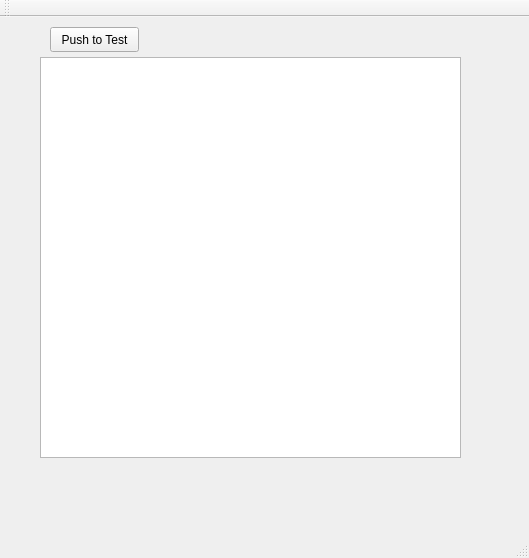
Old version of the form testA8/mainwindow.ui in the repository AlexanderWittmann/A8TestProject.
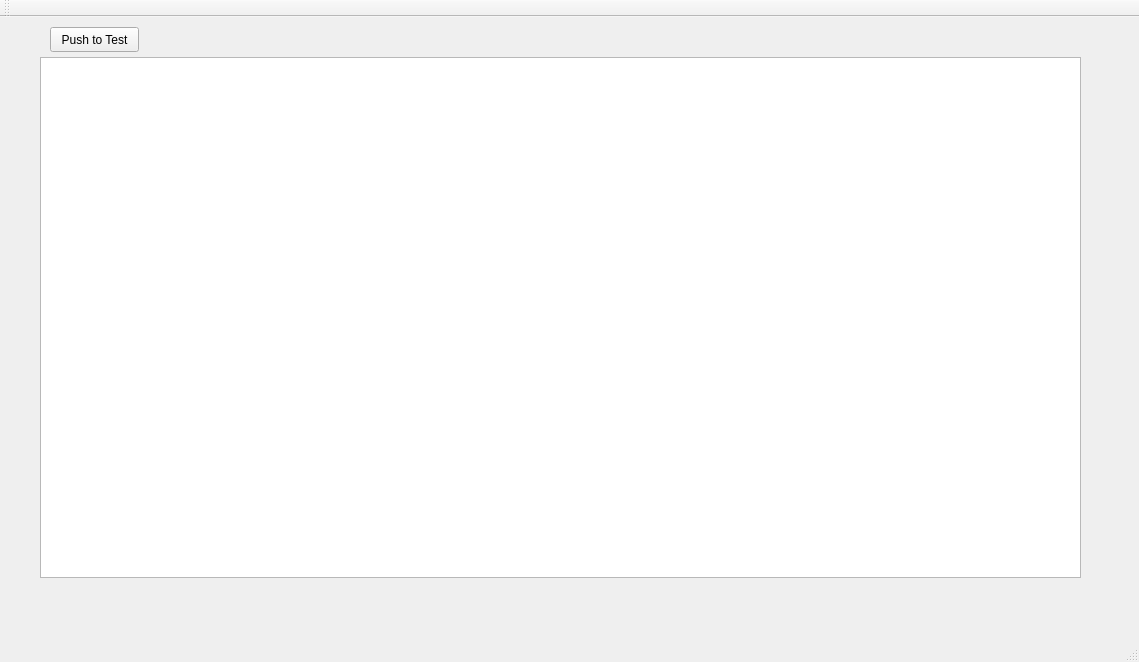
New version of the form.

Patch:
```diff
--- a/testA8/mainwindow.ui
+++ b/testA8/mainwindow.ui
@@ -6,8 +6,8 @@
    <rect>
     <x>0</x>
     <y>0</y>
-    <width>529</width>
-    <height>558</height>
+    <width>1139</width>
+    <height>662</height>
    </rect>
   </property>
   <property name="windowTitle">
@@ -19,8 +19,8 @@
      <rect>
       <x>40</x>
       <y>40</y>
-      <width>421</width>
-      <height>401</height>
+      <width>1041</width>
+      <height>521</height>
      </rect>
     </property>
    </widget>
```
Left out of the diff: 2 changed lines with no effect on the pictures.
